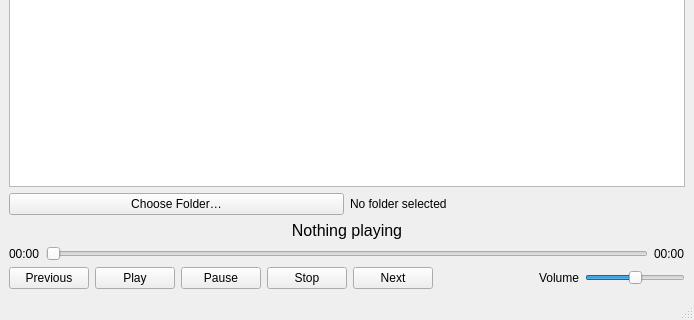
Old version of the form player.ui in the repository music-hive-dev/MusicHive; both pictures show x 0 to 694 and y 192 to 512 of the 694 by 512 pixel window.
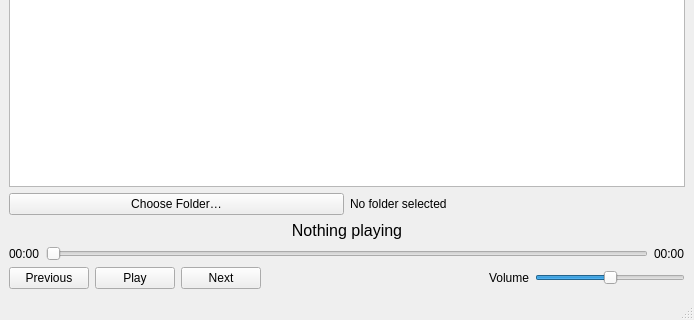
New version of the form.

Commit message: Merge play/pause, remove stop, smarter previous

Patch:
```diff
--- a/player.ui
+++ b/player.ui
@@ -98,20 +98,6 @@
           </property>
          </widget>
         </item>
-        <item>
-         <widget class="QPushButton" name="pauseButton">
-          <property name="text">
-           <string>Pause</string>
-          </property>
-         </widget>
-        </item>
-        <item>
-         <widget class="QPushButton" name="stopButton">
-          <property name="text">
-           <string>Stop</string>
-          </property>
-         </widget>
-        </item>
         <item>
          <widget class="QPushButton" name="nextButton">
           <property name="text">
```
The commit also changes 1 other file.
